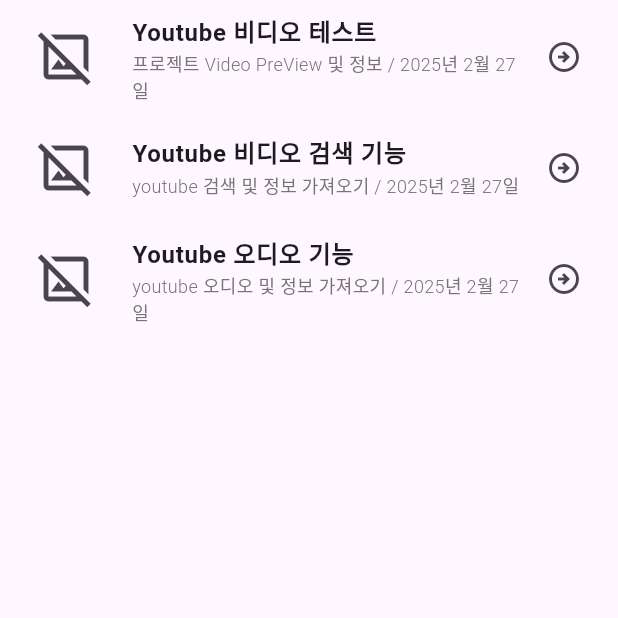
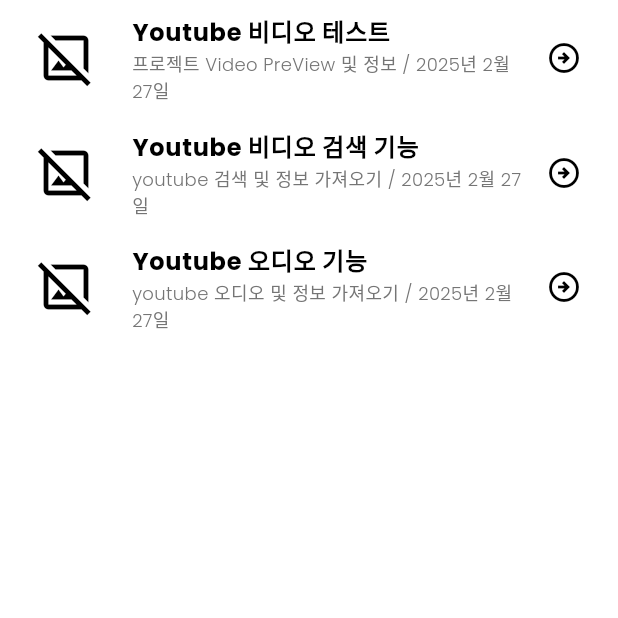
Before and after one commit to APP-iOS7/loud3, a Flutter app: the screen it shows after launch, on a phone screen of 412 x 824 dp, the top half of it. Run offline on Flutter 3.47's test engine with Material 3 defaults, Android fonts, the phone set to English and light mode, and no system bars; our stand-ins replace google_fonts, just_audio, youtube_player_flutter; missing offline and left inert: youtube_explode_dart, youtube_scrape_api.

Commit message:
whiteMode 및 darkMode 추가가

```diff
--- a/music_feature_test/lib/listScreen.dart
+++ b/music_feature_test/lib/listScreen.dart
@@ -1,5 +1,6 @@
 import 'package:flutter/material.dart';
 import 'package:music_feature_test/model/ListModel.dart';
+import 'package:music_feature_test/theme.dart';
 
 class ListScreenPage extends StatelessWidget {
   final List<Listmodel> dataSet;
@@ -8,6 +9,9 @@ class ListScreenPage extends StatelessWidget {
   @override
   Widget build(BuildContext context) {
     return MaterialApp(
+      theme: whiteMode(),
+      darkTheme: darkMode(),
+      themeMode: ThemeMode.system,
       home: Scaffold(
         body: ListView.builder(
           itemCount: dataSet.length,
--- /dev/null
+++ b/music_feature_test/lib/theme.dart
@@ -0,0 +1,137 @@
+import 'package:flutter/material.dart';
+import 'package:google_fonts/google_fonts.dart';
+
+// white Mode
+ThemeData whiteMode() {
+  return ThemeData(
+    useMaterial3: true,
+    brightness: Brightness.light,
+    colorScheme: ColorScheme.light(
+      primary: const Color(0xFFE50914), // Red (Netflix-style accent)
+      secondary: Colors.black, // Black for contrast
+      surface: Colors.white, // White background
+      error: Colors.redAccent, // Error color
+    ),
+    textTheme: GoogleFonts.poppinsTextTheme().copyWith(
+      displayLarge: GoogleFonts.montserrat(
+        fontSize: 32,
+        fontWeight: FontWeight.bold,
+        color: Colors.black,
+      ),
+      titleLarge: GoogleFonts.poppins(
+        fontSize: 18,
+        fontWeight: FontWeight.w600,
+        color: Colors.black,
+      ),
+      bodyLarge: GoogleFonts.poppins(
+        fontSize: 16,
+        fontWeight: FontWeight.normal,
+        color: Colors.black87,
+      ),
+    ),
+    cardTheme: CardTheme(
+      color: Colors.white,
+      elevation: 4,
+      shape: RoundedRectangleBorder(borderRadius: BorderRadius.circular(12)),
+    ),
+    elevatedButtonTheme: ElevatedButtonThemeData(
+      style: ElevatedButton.styleFrom(
+        backgroundColor: const Color(0xFFE50914), // Red accent
+        foregroundColor: Colors.white,
+        elevation: 3,
+        shape: RoundedRectangleBorder(borderRadius: BorderRadius.circular(20)),
+      ),
+    ),
+    iconTheme: const IconThemeData(color: Color(0xFF333333), size: 24),
+    appBarTheme: AppBarTheme(
+      backgroundColor: Colors.white,
+      foregroundColor: Colors.black,
+      elevation: 0,
+      titleTextStyle: GoogleFonts.montserrat(
+        fontSize: 20,
+        fontWeight: FontWeight.bold,
+        color: Colors.black,
+      ),
+    ),
+    bottomNavigationBarTheme: const BottomNavigationBarThemeData(
+      backgroundColor: Colors.white,
+      selectedItemColor: Color(0xFFE50914), // Red accent
+      unselectedItemColor: Colors.grey,
+      elevation: 8,
+    ),
+    sliderTheme: SliderThemeData(
+      activeTrackColor: const Color(0xFFE50914),
+      inactiveTrackColor: Colors.grey.shade400,
+      thumbColor: const Color(0xFFE50914),
+      overlayColor: const Color(0x29E50914),
+      trackHeight: 4.0,
+    ),
+  );
+}
+
+ThemeData darkMode() {
+  return ThemeData(
+    useMaterial3: true,
+    brightness: Brightness.dark,
+    colorScheme: ColorScheme.dark(
+      primary: const Color(0xFFE50914), // Red (Netflix-style accent)
+      secondary: Colors.white, // White for contrast
+      surface: const Color(0xFF121212), // Dark background
+      error: Colors.redAccent, // Error color
+    ),
+    textTheme: GoogleFonts.poppinsTextTheme().copyWith(
+      displayLarge: GoogleFonts.montserrat(
+        fontSize: 32,
+        fontWeight: FontWeight.bold,
+        color: Colors.white,
+      ),
+      titleLarge: GoogleFonts.poppins(
+        fontSize: 18,
+        fontWeight: FontWeight.w600,
+        color: Colors.white,
+      ),
+      bodyLarge: GoogleFonts.poppins(
+        fontSize: 16,
+        fontWeight: FontWeight.normal,
+        color: Colors.white70,
+      ),
+    ),
+    cardTheme: CardTheme(
+      color: const Color(0xFF1E1E1E),
+      elevation: 4,
+      shape: RoundedRectangleBorder(borderRadius: BorderRadius.circular(12)),
+    ),
+    elevatedButtonTheme: ElevatedButtonThemeData(
+      style: ElevatedButton.styleFrom(
+        backgroundColor: const Color(0xFFE50914), // Red accent
+        foregroundColor: Colors.white,
+        elevation: 3,
+        shape: RoundedRectangleBorder(borderRadius: BorderRadius.circular(20)),
+      ),
+    ),
+    iconTheme: const IconThemeData(color: Colors.white, size: 24),
+    appBarTheme: AppBarTheme(
+      backgroundColor: const Color(0xFF121212),
+      foregroundColor: Colors.white,
+      elevation: 0,
+      titleTextStyle: GoogleFonts.montserrat(
+        fontSize: 20,
+        fontWeight: FontWeight.bold,
+        color: Colors.white,
+      ),
+    ),
+    bottomNavigationBarTheme: const BottomNavigationBarThemeData(
+      backgroundColor: Color(0xFF1E1E1E),
+      selectedItemColor: Color(0xFFE50914), // Red accent
+      unselectedItemColor: Colors.grey,
+      elevation: 8,
+    ),
+    sliderTheme: SliderThemeData(
+      activeTrackColor: const Color(0xFFE50914),
+      inactiveTrackColor: Colors.grey.shade700,
+      thumbColor: const Color(0xFFE50914),
+      overlayColor: const Color(0x29E50914),
+      trackHeight: 4.0,
+    ),
+  );
+}
--- a/music_feature_test/pubspec.yaml
+++ b/music_feature_test/pubspec.yaml
@@ -39,6 +39,7 @@ dependencies:
   youtube_scrape_api: ^0.1.0
   just_audio: ^0.9.46
   just_audio_background: ^0.0.1-beta.15
+  google_fonts: ^6.2.1
 
 dev_dependencies:
   flutter_test:
```
Also changed, not shown: 1 other file.
